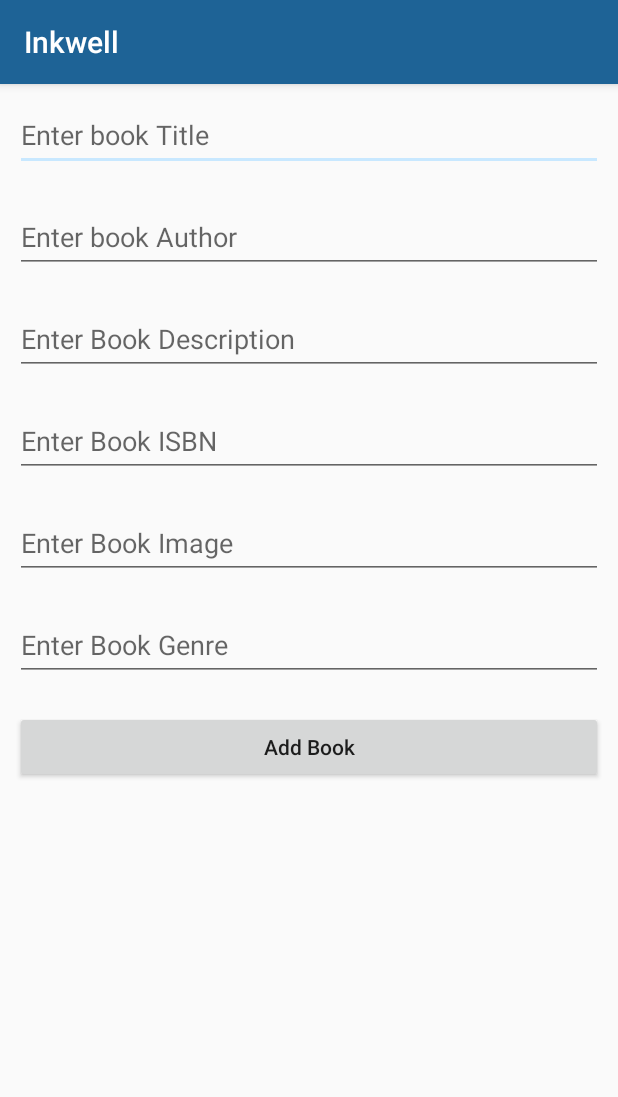
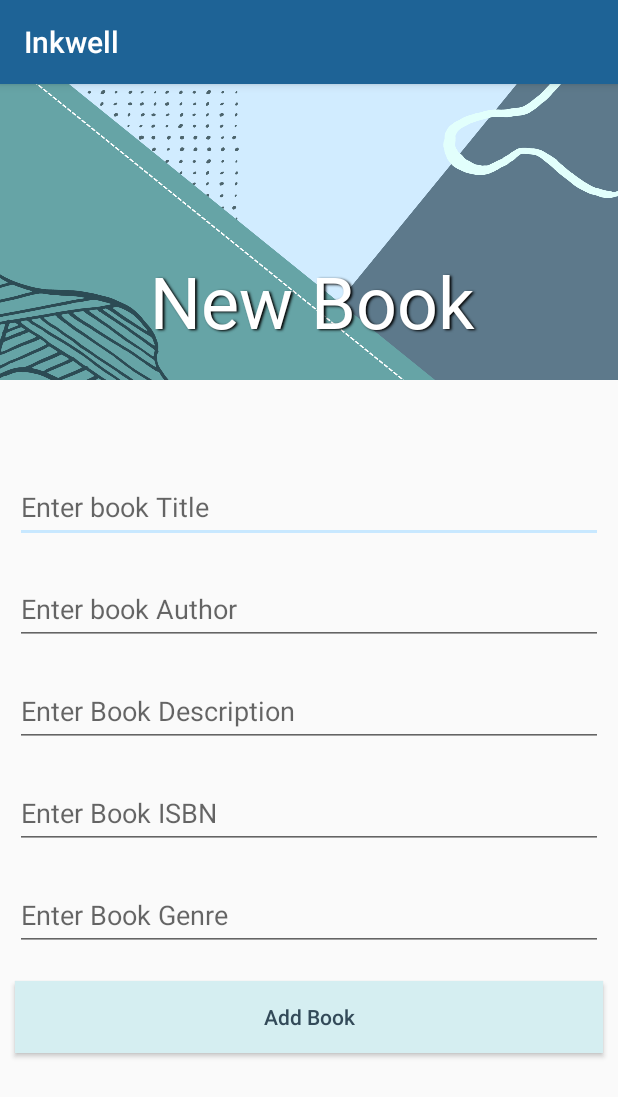
Before and after one commit to magalor54/Inkwell, an Android app: the AddLibro screen opened directly, with no data from a screen before it, on a phone screen of 412 x 824 dp. Shown: the top 1097 px of the screen. Run offline under Robolectric (Android 15) with nearby library versions, the phone set to English and light mode, and no system bars.

Commit message:
Más bonito Inkwell

```diff
--- a/app/src/main/java/galondo/uv/inkwell/AddLibro.java
+++ b/app/src/main/java/galondo/uv/inkwell/AddLibro.java
@@ -14,7 +14,7 @@ import java.util.concurrent.ExecutionException;
 public class AddLibro extends AppCompatActivity {
 
     // creating variables for our edittext, button and dbhandler
-    private EditText bookTitleEdt, bookAuthorEdt, bookISBNEdt, bookDescriptionEdt, bookImageEdt, bookGenreEdt;
+    private EditText bookTitleEdt, bookAuthorEdt, bookISBNEdt, bookDescriptionEdt, bookGenreEdt;
     private Button addCourseBtn;
     private DBHandler dbHandler;
 
@@ -28,7 +28,6 @@ public class AddLibro extends AppCompatActivity {
         bookAuthorEdt = findViewById(R.id.idEdtBookAuthor);
         bookDescriptionEdt = findViewById(R.id.idEdtBookDescription);
         bookISBNEdt = findViewById(R.id.idEdtBookISBN);
-        bookImageEdt = findViewById(R.id.idEdtBookImage);
         bookGenreEdt = findViewById(R.id.idEdtBookGenre);
         addCourseBtn = (Button) findViewById(R.id.idBtnAddBook);
 
@@ -46,7 +45,7 @@ public class AddLibro extends AppCompatActivity {
                 String bookAuthor = bookAuthorEdt.getText().toString();
                 String bookDescription = bookDescriptionEdt.getText().toString();
                 String bookISBN = bookISBNEdt.getText().toString();
-                String bookImage = bookImageEdt.getText().toString();
+                String bookImage;
                 String bookGenre = bookGenreEdt.getText().toString();
 
                 Log.d(null, "Titulo: " + bookTitle);
@@ -54,11 +53,10 @@ public class AddLibro extends AppCompatActivity {
                 Log.d(null, "Autor: " + bookAuthor);
                 Log.d(null, "Descripcion: " + bookDescription);
                 Log.d(null, "ISBN: " + bookISBN);
-                Log.d(null, "Imagen: " + bookImage);
                 Log.d(null, "Genero: " + bookGenre);
 
                 // validating if the text fields are empty or not.
-                if (bookTitle.isEmpty() && bookAuthor.isEmpty() && bookDescription.isEmpty() && bookISBN.isEmpty() && bookImage.isEmpty() && bookGenre.isEmpty()) {
+                if (bookTitle.isEmpty() && bookAuthor.isEmpty() && bookDescription.isEmpty() && bookISBN.isEmpty() && bookGenre.isEmpty()) {
                     Toast.makeText(AddLibro.this, "Please enter all the data..", Toast.LENGTH_SHORT).show();
                     return;
                 }
@@ -75,7 +73,6 @@ public class AddLibro extends AppCompatActivity {
                 bookAuthorEdt.setText("");
                 bookDescriptionEdt.setText("");
                 bookISBNEdt.setText("");
-                bookImageEdt.setText("");
                 bookGenreEdt.setText("");
             }
         });
@@ -86,7 +83,7 @@ public class AddLibro extends AppCompatActivity {
         galondo.uv.inkwell.HTTPConnector task = new galondo.uv.inkwell.HTTPConnector(url);
         try {
             String urlPortada = task.execute().get();
-            if(urlPortada.isEmpty())
+            if(urlPortada.isEmpty() || urlPortada == null || urlPortada == "")
                 urlPortada = "https://via.placeholder.com/300x400";
             return urlPortada;
         } catch (ExecutionException e) {
--- a/app/src/main/java/galondo/uv/inkwell/Libro.java
+++ b/app/src/main/java/galondo/uv/inkwell/Libro.java
@@ -138,7 +138,7 @@ public class Libro extends AppCompatActivity implements Serializable {
 
         if (isLocal) {
 
-            //dbHandler.deleteCourse(_name.getText().toString());
+            //
 
             FloatingActionButton floatingActionButton = new FloatingActionButton(this);
 
@@ -150,8 +150,7 @@ public class Libro extends AppCompatActivity implements Serializable {
                 @Override
                 public void onClick(View view) {
                     // We are showing only toast message. However, you can do anything you need.
-                    Toast.makeText(getApplicationContext(), "You clicked Floating Action Button", Toast.LENGTH_SHORT).show();
-                }
+                    dbHandler.deleteCourse(_name.getText().toString());                }
             });
 
             LinearLayout linearLayout = findViewById(R.id.rootContainer);
--- a/app/src/main/res/layout/activity_add_libro.xml
+++ b/app/src/main/res/layout/activity_add_libro.xml
@@ -1,13 +1,55 @@
 <?xml version="1.0" encoding="utf-8"?>
-<LinearLayout
-    xmlns:android="http://schemas.android.com/apk/res/android"
+
+<ScrollView xmlns:android="http://schemas.android.com/apk/res/android"
     xmlns:tools="http://schemas.android.com/tools"
     android:layout_width="match_parent"
     android:layout_height="match_parent"
+    xmlns:app="http://schemas.android.com/apk/res-auto"
     android:orientation="vertical"
     tools:context=".AddLibro">
 
-    <!--Edit text to enter course name-->
+
+
+        <LinearLayout
+            android:layout_width="match_parent"
+            android:layout_height="wrap_content"
+            android:orientation="vertical" >
+
+
+    <androidx.constraintlayout.widget.ConstraintLayout
+        android:layout_width="match_parent"
+        android:layout_height="248dp">
+
+        <View
+            android:id="@+id/view"
+            android:layout_width="434dp"
+            android:layout_height="197dp"
+            android:background="@drawable/design"
+            app:layout_constraintStart_toStartOf="parent"
+            app:layout_constraintTop_toTopOf="parent" />
+
+        <TextView
+            android:id="@+id/textView5"
+            android:layout_width="416dp"
+            android:layout_height="75dp"
+            android:layout_marginVertical="20dp"
+            android:layout_marginBottom="2dp"
+            android:fontFamily="@font/playfair_semibold"
+            android:paddingTop="10dp"
+            android:shadowColor="#000000"
+            android:shadowDx="1.5"
+            android:shadowDy="1.3"
+            android:shadowRadius="1.6"
+            android:text="New Book"
+            android:textAlignment="center"
+            android:textColor="#FFFFFF"
+            android:textSize="48sp"
+            app:layout_constraintBottom_toBottomOf="@+id/view"
+            app:layout_constraintEnd_toEndOf="parent"
+            app:layout_constraintHorizontal_bias="0.0"
+            app:layout_constraintStart_toStartOf="parent" />
+    </androidx.constraintlayout.widget.ConstraintLayout>
+
     <EditText
         android:id="@+id/idEdtBookTitle"
         android:layout_width="match_parent"
@@ -43,14 +85,6 @@
         android:hint="Enter Book ISBN"
         android:minHeight="48dp" />
 
-    <!--edit text for Book Image-->
-    <EditText
-        android:id="@+id/idEdtBookImage"
-        android:layout_width="match_parent"
-        android:layout_height="wrap_content"
-        android:layout_margin="10dp"
-        android:hint="Enter Book Image"
-        android:minHeight="48dp" />
 
     <!--edit text for Book Genre-->
     <EditText
@@ -67,7 +101,11 @@
         android:layout_width="match_parent"
         android:layout_height="wrap_content"
         android:layout_margin="10dp"
+        android:background="#D5EEF1"
         android:text="Add Book"
-        android:textAllCaps="false" />
+        android:textAllCaps="false"
+        android:textColor="#334A59" />
 
-</LinearLayout>
+        </LinearLayout>
+
+</ScrollView>
--- a/app/src/main/res/menu/bottom_navigation_menu.xml
+++ b/app/src/main/res/menu/bottom_navigation_menu.xml
@@ -3,7 +3,7 @@
     <item
         android:id="@+id/mainActivity"
         android:enabled="true"
-        android:icon="@drawable/ic_baseline_menu_book_24"
+        android:icon="@drawable/ic_baseline_book_24"
         android:title="Books"/>
     <item
         android:id="@+id/biblioteca"
```
Also changed, not shown: app/src/main/res/drawable/gradient_drawable.xml (added, +11 -0 lines), app/src/main/res/drawable/ic_baseline_menu_book_24.xml (deleted, +0 -19 lines), app/src/main/res/layout/activity_biblioteca.xml (+38 -3 lines), app/src/main/res/layout/activity_libro.xml (+95 -22 lines), app/src/main/res/layout/activity_splash_screen.xml (+4 -4 lines), app/src/main/res/drawable-v24/background1.jpg (added), app/src/main/res/drawable-v24/background2.jpg (added), app/src/main/res/drawable-v24/background3.jpg (added), app/src/main/res/drawable-v24/design.png (added).
